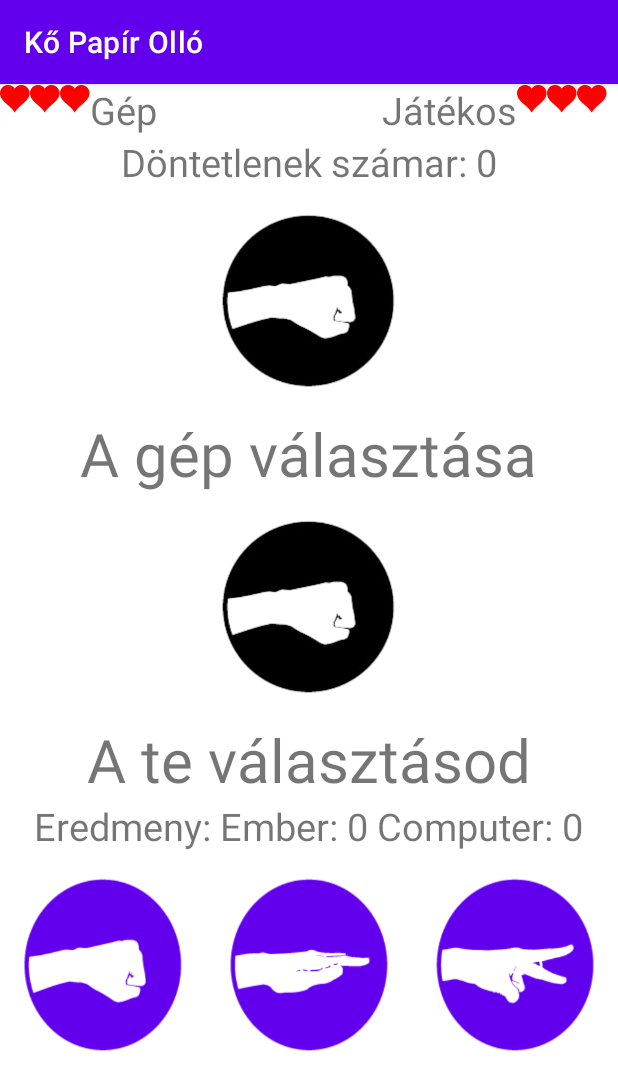
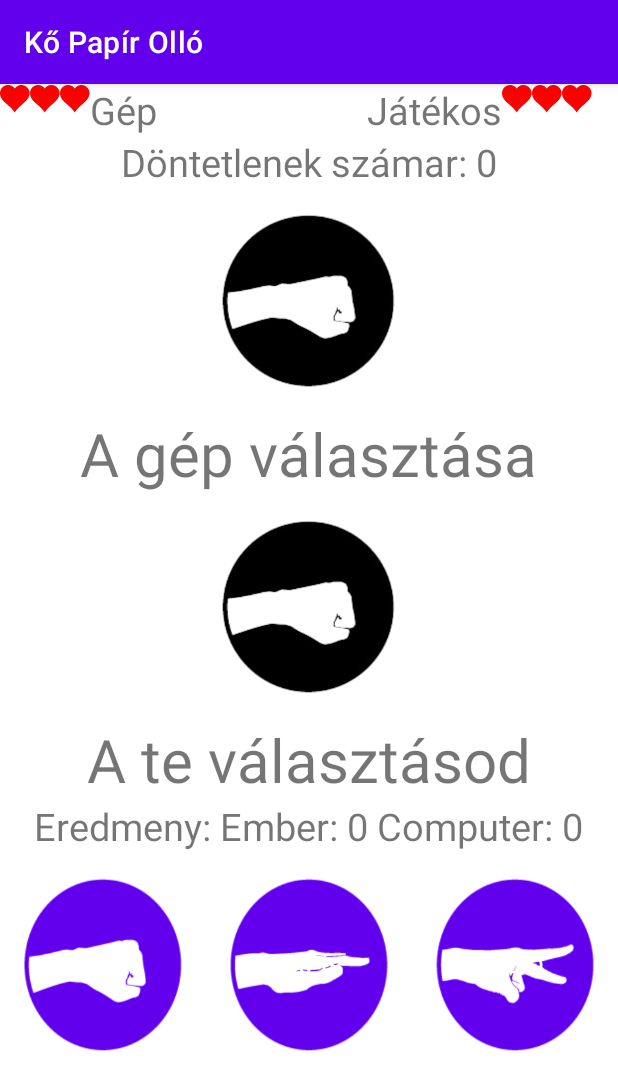
Before and after one commit to Kkrisztian08/KovacsKrisztian_KoPapirOllo, an Android app: the screen it shows after launch (MainActivity), on a phone screen of 412 x 824 dp. Shown: the top 1090 px of the screen. Run offline under Robolectric (Android 15) with nearby library versions, the phone set to English and light mode, and no system bars.

Commit message:
végső apró javitás (plusz feladat nincs teljesen kész)

```diff
--- a/app/src/main/res/layout/activity_main.xml
+++ b/app/src/main/res/layout/activity_main.xml
@@ -35,7 +35,7 @@
             android:textSize="25dp"
             android:text="Gép"
             android:id="@+id/textView_gepelet"
-            android:layout_marginRight="150dp"/>
+            android:layout_marginRight="140dp"/>
         <TextView
             android:layout_width="wrap_content"
             android:layout_height="wrap_content"
```
